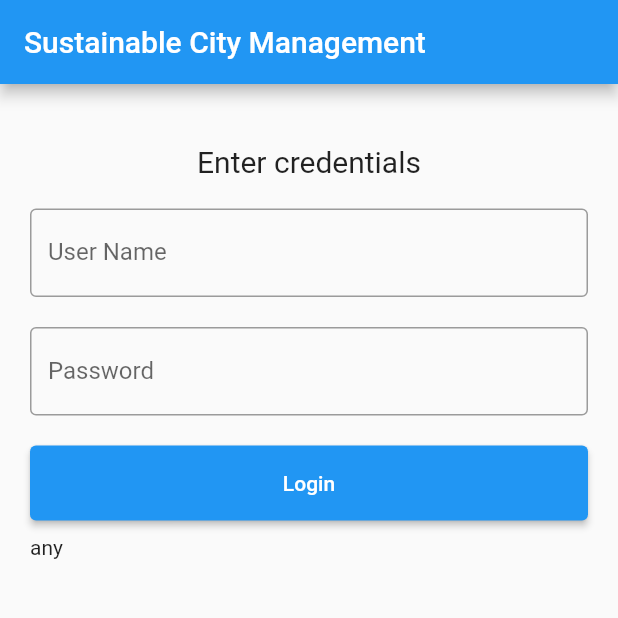
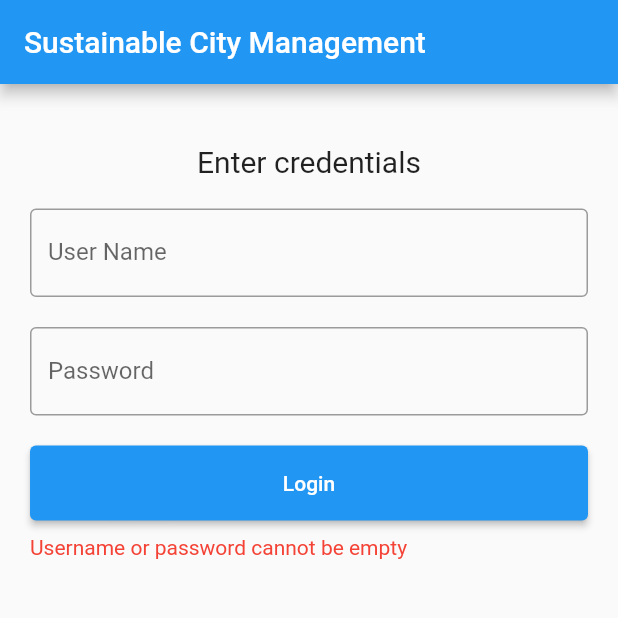
Before and after one commit to karinasalemks/ASE_Final_Project, a Flutter app: the screen it shows after launch, after a tap on "Login", on a phone screen of 412 x 824 dp, the top half of it. Run offline on Flutter 3.47's test engine with Material 2 defaults, Android fonts, the phone set to English and light mode, and no system bars; our stand-ins replace cloud_firestore, firebase_auth, firebase_core, geolocator, google_maps_flutter; missing offline and left inert: cloud_firestore_web, firebase_core_web, geolocator_web, google_maps_flutter_web; accounts and stored records are empty.

Commit message:
login functionality with alert dialog

```diff
--- a/ase_group5_scm/lib/Routes/login.dart
+++ b/ase_group5_scm/lib/Routes/login.dart
@@ -23,10 +23,10 @@ class MyStatefulWidget extends StatefulWidget {
 class _MyStatefulWidgetState extends State<MyStatefulWidget> {
   TextEditingController nameController = TextEditingController();
   TextEditingController passwordController = TextEditingController();
+  bool _credentials_invalid = false;
 
   @override
   Widget build(BuildContext context) {
-    bool _credentials_invalid = false;
     return Padding(
         padding: const EdgeInsets.all(10),
         child: ListView(children: <Widget>[
@@ -68,44 +68,51 @@ class _MyStatefulWidgetState extends State<MyStatefulWidget> {
               child: ElevatedButton(
                   child: const Text('Login'),
                   onPressed: () {
+                    setState(() {
                       if (nameController.text.isEmpty ||
                           passwordController.text.isEmpty) {
                         _credentials_invalid = true;
                       } else {
                         _credentials_invalid = false;
-                    }
                         signIn(nameController.text, passwordController.text)
                             .then((result) {
-                      print("inside then function");
                           if (result == null) {
                             Navigator.of(context).pushNamed("/dublinBikesMap");
                           }
-                      /*try {
-                Future<UserCredential> userCredential =  FirebaseAuth.instance.signInWithEmailAndPassword(
-                    email: nameController.text,
-                    password: passwordController.text,
+                          else{
+                            return showDialog(
+                              context: context,
+                              builder: (BuildContext context) {
+                                return AlertDialog(
+                                  title: new Text("Invalid credentials!"),
+                                  content: new Text("username or password is incorrect! Try again"),
+                                  actions: <Widget>[
+                                    new FlatButton(
+                                      child: new Text("OK"),
+                                      onPressed: () {
+                                        Navigator.of(context).pop();
+                                      },
+                                    ),
+                                  ],
                                 );
-              } on FirebaseAuthException catch (e) {
-                if (e.code == 'user-not-found') {
-                  print('No user found for that email.');
-                  Navigator.of(context).pushNamed('/dublinBikesMap');
-                } else if (e.code == 'wrong-password') {
-                  print('Wrong password provided for that user.');
-                  Navigator.of(context).pushNamed('/dublinBikesMap');
+                              },
+                            );
                           }
-                else {
-                  print("success");
-                  Navigator.of(context).pushNamed('/dublinBikesMap');
+                        });
                       }
-              }*/
                     });
                   })),
           Container(
             height: 100,
             padding: const EdgeInsets.fromLTRB(10, 10, 10, 40),
-            child: (_credentials_invalid == true)
-                ? Text('Username or password cannot be empty')
-                : Text('any'),
+            child: (_credentials_invalid)
+                ? Text(
+                    'Username or password cannot be empty',
+                    style: TextStyle(
+                      color: Colors.red,
+                    ),
+                  )
+                : Text(''),
           ),
         ]));
   }
```
Lines whose indentation alone changed are shown as unchanged.
